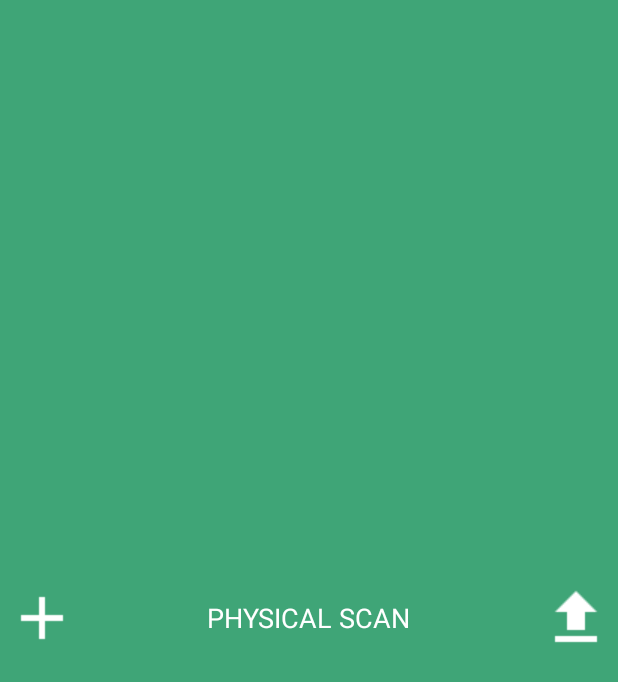
After one commit to gilbertgit/CPHMobileRec, an Android app: the layout physical_header_bar.xml on its own in the app's theme, with its tools: preview values and no code run, on a phone screen of 412 x 824 dp. The commit adds this screen. Shown: the top 682 px of the screen. Run offline under Robolectric (Android 15) with nearby library versions, the phone set to English and light mode, and no system bars.

Commit message:
Moved actionbar buttons

```diff
--- /dev/null
+++ b/app/src/main/res/layout/physical_header_bar.xml
@@ -0,0 +1,36 @@
+<?xml version="1.0" encoding="utf-8"?>
+<RelativeLayout xmlns:android="http://schemas.android.com/apk/res/android"
+    android:layout_width="fill_parent"
+    android:layout_height="match_parent"
+    android:layout_gravity="fill_horizontal"
+    android:background="@color/colorHeader"
+    >
+
+    <ImageButton
+        android:id="@+id/btnManualEntry"
+        android:background="?attr/actionBarItemBackground"
+        android:layout_width="?attr/actionBarSize"
+        android:layout_height="match_parent"
+        android:scaleType="centerInside"
+        android:layout_alignParentLeft="true"
+        android:clickable="true"
+        android:src="@drawable/ic_add_white_24dp" />
+
+    <TextView
+        android:layout_width="wrap_content"
+        android:layout_height="wrap_content"
+        android:layout_centerInParent="true"
+        android:textSize="18dp"
+        android:textColor="#FFF"
+        android:text="PHYSICAL SCAN"/>
+
+    <ImageButton
+        android:id="@+id/btnUpload"
+        android:background="?attr/actionBarItemBackground"
+        android:layout_width="?attr/actionBarSize"
+        android:layout_height="match_parent"
+        android:scaleType="centerInside"
+        android:layout_alignParentRight="true"
+        android:src="@drawable/ic_file_upload_white_24dp" />
+
+</RelativeLayout>
```
Also changed, not shown: app/src/main/java/com/cphandheld/cphmobilerec/PhysicalActivity.java (+28 -24 lines).
